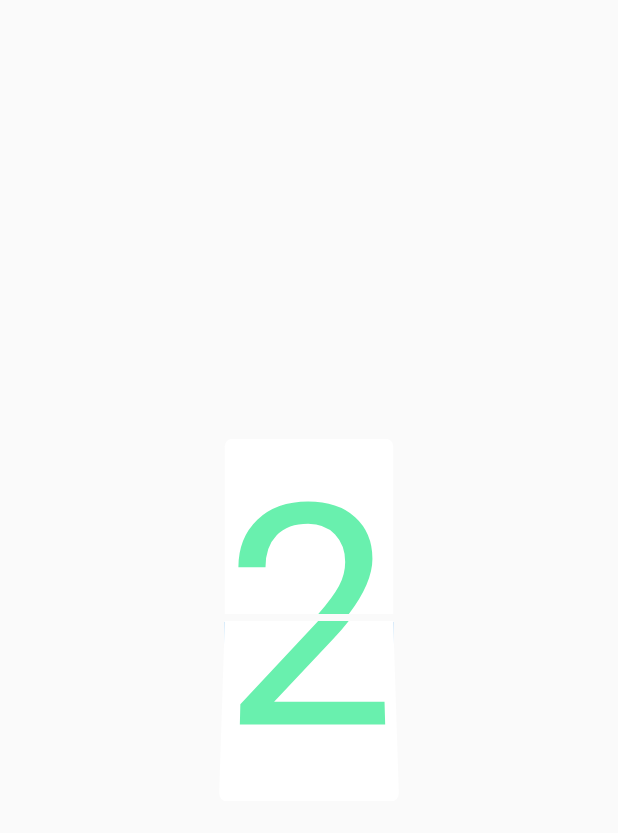
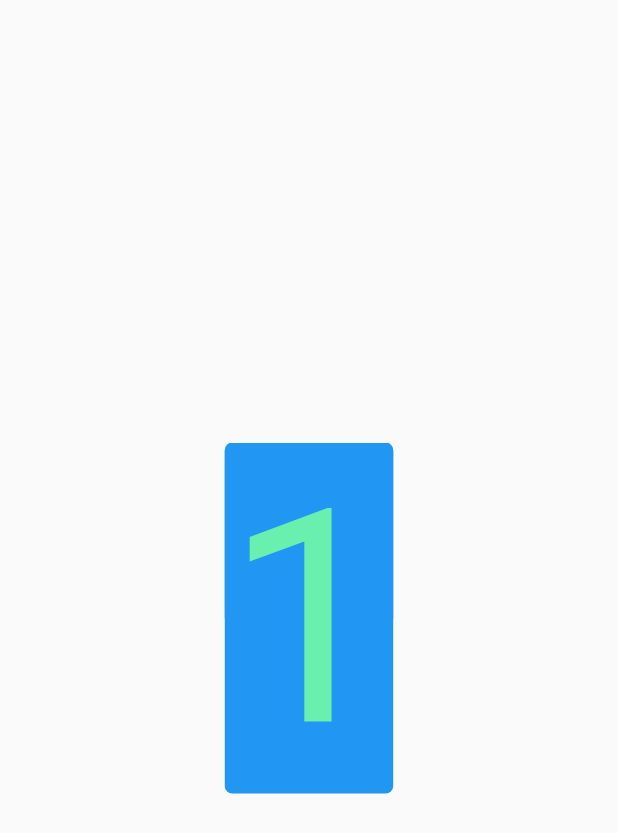
Before and after one commit to Ilya-Korolev/flippy, a Flutter app: the first screen one second after launch, on a phone screen of 412 x 824 dp. Shown: the top 833 px of the screen. Run offline on Flutter 3.47's test engine with Material 2 defaults, Android fonts, the phone set to English and light mode, and no system bars.

Commit message:
implement the FlippyView class

```diff
--- a/examples/flutter_clock/lib/main.dart
+++ b/examples/flutter_clock/lib/main.dart
@@ -15,27 +15,43 @@ class MyApp extends StatelessWidget {
       ),
       home: Scaffold(
         body: Center(
-          child: FlippyOneShot(
-            perspective: 0.002,
-            gap: 5.0,
-            transition: const Transition(
-              curve: Curves.bounceOut,
-              duration: Duration(seconds: 2),
-            ),
-            current: Container(
-              child: const Text('1', style: TextStyle(fontSize: 200, color: Colors.greenAccent)),
+          // child: FlippyView.oneShot(
+          //   start: Container(
+          //     child: Text('1', style: TextStyle(fontSize: 200, color: Colors.greenAccent)),
+          //     decoration: const BoxDecoration(
+          //       color: Colors.blue,
+          //       borderRadius: BorderRadius.all(Radius.circular(5.0)),
+          //     ),
+          //   ),
+          //   end: Container(
+          //     child: Text('2', style: TextStyle(fontSize: 200, color: Colors.greenAccent)),
+          //     decoration: const BoxDecoration(
+          //       color: Colors.blue,
+          //       borderRadius: BorderRadius.all(Radius.circular(5.0)),
+          //     ),
+          //   ),
+          //   transition: const Transition(curve: Curves.bounceOut, duration: Duration(seconds: 1)),
+          // ),
+          child: FlippyView.builder(
+            perspective: 0.0,
+            gap: 0.0,
+            count: 20,
+            flippyController: FlippyController()..moveTo(20),
+            flippyBuilder: (_, index) => Container(
+              child: Text('${index % 10}', style: TextStyle(fontSize: 200, color: Colors.greenAccent)),
               decoration: const BoxDecoration(
                 color: Colors.blue,
                 borderRadius: BorderRadius.all(Radius.circular(5.0)),
               ),
             ),
-            next: Container(
-              child: const Text('2', style: TextStyle(fontSize: 200, color: Colors.greenAccent)),
-              decoration: const BoxDecoration(
-                color: Colors.white,
-                borderRadius: BorderRadius.all(Radius.circular(5.0)),
-              ),
-            ),
+            transitionBuilder: (index) {
+              if (index.isEven) {
+                return const Transition(
+                    curve: Curves.decelerate, duration: Duration(seconds: 1), direction: FlipDirection.backward);
+              }
+
+              return const Transition(curve: Curves.bounceOut, duration: Duration(seconds: 1));
+            },
           ),
         ),
       ),
--- a/lib/flippy.dart
+++ b/lib/flippy.dart
@@ -1,4 +1,4 @@
 library flippy;
 
-export 'src/flippy_one_shot.dart';
+export 'src/flippy_view.dart';
 export 'src/models/models.dart' show Transition, FlipDirection;
--- a/lib/src/flippy_one_shot.dart
+++ /dev/null
@@ -1,70 +0,0 @@
-import 'dart:math' as math;
-
-import 'package:flutter/material.dart';
-import 'package:provider/provider.dart';
-
-import 'widgets/widgets.dart';
-import 'models/models.dart';
-
-class FlippyOneShot extends StatefulWidget {
-  final Widget current;
-  final Widget next;
-  final Transition transition;
-  final double gap;
-  final double perspective;
-
-  const FlippyOneShot({
-    required this.current,
-    required this.next,
-    this.transition = const Transition.basic(),
-    this.gap = 0.0,
-    this.perspective = 0.0,
-  });
-
-  @override
-  _FlippyOneShotState createState() => _FlippyOneShotState();
-}
-
-class _FlippyOneShotState extends State<FlippyOneShot> with TickerProviderStateMixin {
-  late final AnimationController _controller;
-  late final Animation<double> _animation;
-
-  @override
-  void initState() {
-    super.initState();
-
-    _controller = AnimationController(
-      duration: widget.transition.duration,
-      vsync: this,
-    )..repeat();
-
-    final curved = CurvedAnimation(parent: _controller, curve: widget.transition.curve);
-    final directed = widget.transition.direction == FlipDirection.forward ? curved : ReverseAnimation(curved);
-
-    final tween = Tween<double>(
-      begin: 0.0,
-      end: math.pi,
-    ).animate(directed);
-
-    _animation = tween;
-  }
-
-  @override
-  void dispose() {
-    _controller.dispose();
-
-    super.dispose();
-  }
-
-  @override
-  Widget build(BuildContext context) {
-    return Provider(
-      create: (context) => GlobalParameters(gap: widget.gap, perspective: widget.perspective),
-      child: FlippyContainer(
-        animation: _animation,
-        current: widget.transition.direction == FlipDirection.forward ? widget.current : widget.next,
-        next: widget.transition.direction == FlipDirection.forward ? widget.next : widget.current,
-      ),
-    );
-  }
-}
--- /dev/null
+++ b/lib/src/flippy_view.dart
@@ -0,0 +1,171 @@
+import 'dart:math' as math;
+
+import 'package:flutter/material.dart';
+import 'package:provider/provider.dart';
+
+import 'models/models.dart';
+import 'widgets/widgets.dart';
+
+enum FlippyViewStatus { ready, inProgress }
+
+class FlippyView extends StatefulWidget {
+  late final FlippyController flippyController;
+  late final Widget Function(BuildContext context, int index) flippyBuilder;
+  late final Transition Function(int index) transitionBuilder;
+  final int count;
+  final double gap;
+  final double perspective;
+
+  FlippyView.builder({
+    required this.flippyController,
+    required this.flippyBuilder,
+    required this.transitionBuilder,
+    required this.count,
+    this.gap = 0.0,
+    this.perspective = 0.0,
+    Key? key,
+  })  : assert(count > 0),
+        assert(gap >= 0),
+        assert(perspective >= 0),
+        super(key: key) {
+    flippyController._count = count;
+  }
+
+  FlippyView.oneShot({
+    required Widget start,
+    required Widget end,
+    required Transition transition,
+    this.gap = 0.0,
+    this.perspective = 0.0,
+    Key? key,
+  })  : assert(gap >= 0),
+        assert(perspective >= 0),
+        count = 2,
+        super(key: key) {
+    flippyController = FlippyController()
+      .._count = count
+      ..moveNext();
+
+    flippyBuilder = (context, index) => index == 0 ? start : end;
+    transitionBuilder = (index) => transition;
+  }
+
+  @override
+  _FlippyViewState createState() => _FlippyViewState();
+}
+
+class _FlippyViewState extends State<FlippyView> with TickerProviderStateMixin {
+  late final AnimationController _animationController;
+
+  @override
+  void initState() {
+    super.initState();
+
+    _animationController = AnimationController(vsync: this);
+
+    _animationController.addStatusListener((status) {
+      if (status == AnimationStatus.completed) {
+        widget.flippyController._update();
+      }
+    });
+  }
+
+  @override
+  void dispose() {
+    _animationController.dispose();
+
+    super.dispose();
+  }
+
+  Animation<double> _buildAnimation(Transition transition) {
+    _animationController.duration = transition.duration;
+    _animationController
+      ..reset()
+      ..forward();
+
+    final curved = CurvedAnimation(parent: _animationController, curve: transition.curve);
+    final directed = transition.direction == FlipDirection.forward ? curved : ReverseAnimation(curved);
+
+    final tween = Tween<double>(
+      begin: 0.0,
+      end: math.pi,
+    ).animate(directed);
+
+    return tween;
+  }
+
+  @override
+  Widget build(BuildContext context) {
+    return MultiProvider(
+      providers: [
+        Provider<GlobalParameters>(
+          create: (context) => GlobalParameters(gap: widget.gap, perspective: widget.perspective),
+        ),
+        ChangeNotifierProvider<FlippyController>.value(
+          value: widget.flippyController,
+        ),
+      ],
+      child: Consumer<FlippyController>(
+        builder: (context, controller, child) {
+          if (controller.status == FlippyViewStatus.ready) {
+            return StaticContainer(child: widget.flippyBuilder(context, controller.current));
+          }
+
+          final transition = widget.transitionBuilder(controller.current);
+          final animation = _buildAnimation(transition);
+
+          final current = widget.flippyBuilder(context, controller.current);
+          final next = widget.flippyBuilder(context, controller.next);
+
+          return FlippyContainer(
+            current: transition.direction == FlipDirection.forward ? current : next,
+            next: transition.direction == FlipDirection.forward ? next : current,
+            animation: animation,
+          );
+        },
+      ),
+    );
+  }
+}
+
+class FlippyController with ChangeNotifier {
+  int _count = 0;
+  int _current = 0;
+  int _target = 0;
+
+  int get count => _count;
+  int get current => _current;
+  int get next => _current + 1 < _count ? _current + 1 : 0;
+  int get target => _target;
+
+  FlippyViewStatus get status => _current == _target ? FlippyViewStatus.ready : FlippyViewStatus.inProgress;
+
+  void moveNext() {
+    if (status != FlippyViewStatus.ready) {
+      return;
+    }
+
+    _target = _current + 1;
+  }
+
+  void moveTo(int index) {
+    assert(index > 0);
+
+    if (status != FlippyViewStatus.ready) {
+      return;
+    }
+
+    _target = _current + index;
+  }
+
+  void _update() {
+    ++_current;
+
+    if (_current >= _count) {
+      _current -= _count;
+      if (_target >= _count) _target -= _count;
+    }
+
+    notifyListeners();
+  }
+}
--- a/lib/src/widgets/flippy_half.dart
+++ b/lib/src/widgets/flippy_half.dart
@@ -3,6 +3,7 @@ import 'package:provider/provider.dart';
 
 import '../utils/utils.dart';
 import '../models/models.dart';
+import 'widgets.dart';
 
 class FlippyHalf extends StatelessWidget {
   final Animation<double> animation;
@@ -21,7 +22,7 @@ class FlippyHalf extends StatelessWidget {
   Widget build(BuildContext context) {
     return Stack(
       children: [
-        _StaticHalf(
+        StaticHalf(
           type: type,
           child: type == HalfType.top ? next : current,
         ),
@@ -31,24 +32,6 @@ class FlippyHalf extends StatelessWidget {
           child: type == HalfType.top ? current : next,
         ),
       ],
-    );
-  }
-}
-
-class _StaticHalf extends StatelessWidget {
-  final HalfType type;
-  final Widget child;
-
-  const _StaticHalf({required this.type, required this.child});
-
-  @override
-  Widget build(BuildContext context) {
-    return ClipRect(
-      child: Align(
-        alignment: type == HalfType.top ? Alignment.topCenter : Alignment.bottomCenter,
-        heightFactor: 0.5,
-        child: child,
-      ),
     );
   }
 }
@@ -71,7 +54,7 @@ class _AnimatedHalf extends StatelessWidget {
 
     return AnimatedBuilder(
       animation: _animation,
-      child: _StaticHalf(type: type, child: child),
+      child: StaticHalf(type: type, child: child),
       builder: (context, builderChild) {
         calculation.update(_animation.value);
 
--- /dev/null
+++ b/lib/src/widgets/static_container.dart
@@ -0,0 +1,33 @@
+import 'package:flutter/material.dart';
+import 'package:provider/provider.dart';
+
+import 'widgets.dart';
+import '../models/models.dart';
+
+class StaticContainer extends StatelessWidget {
+  final Widget child;
+
+  const StaticContainer({
+    required this.child,
+  });
+
+  @override
+  Widget build(BuildContext context) {
+    final params = context.read<GlobalParameters>();
+
+    return Column(
+      mainAxisSize: MainAxisSize.min,
+      children: [
+        StaticHalf(
+          child: child,
+          type: HalfType.top,
+        ),
+        SizedBox(height: params.gap),
+        StaticHalf(
+          child: child,
+          type: HalfType.bottom,
+        ),
+      ],
+    );
+  }
+}
--- /dev/null
+++ b/lib/src/widgets/static_half.dart
@@ -0,0 +1,21 @@
+import 'package:flutter/material.dart';
+
+import '../models/models.dart';
+
+class StaticHalf extends StatelessWidget {
+  final HalfType type;
+  final Widget child;
+
+  const StaticHalf({required this.type, required this.child});
+
+  @override
+  Widget build(BuildContext context) {
+    return ClipRect(
+      child: Align(
+        alignment: type == HalfType.top ? Alignment.topCenter : Alignment.bottomCenter,
+        heightFactor: 0.5,
+        child: child,
+      ),
+    );
+  }
+}
--- a/lib/src/widgets/widgets.dart
+++ b/lib/src/widgets/widgets.dart
@@ -1,2 +1,4 @@
 export 'flippy_container.dart';
 export 'flippy_half.dart';
+export 'static_container.dart';
+export 'static_half.dart';
```
